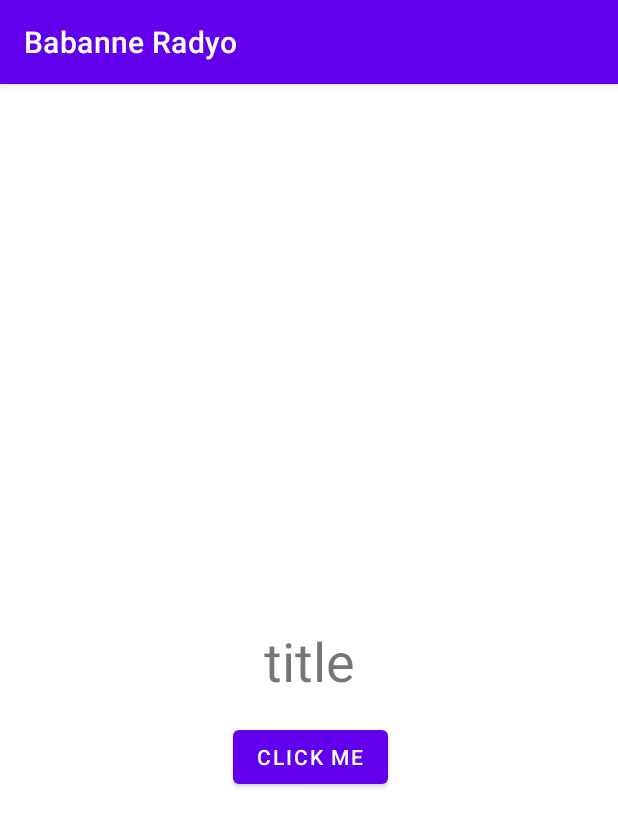
After one commit to J4CKHunter/RadioApp, an Android app: the LockscreenActivity screen opened directly, with no data from a screen before it, on a phone screen of 412 x 824 dp. The commit adds this screen. Shown: the top 827 px of the screen. Run offline under Robolectric (Android 15) with nearby library versions, the phone set to English and light mode, and no system bars.

Commit message:
made adminReceiver related changes add activity_lockscreen.xml added "start app -> send notifications -> close screen" functionality added "open closed screen -> click permanent notification Power button -> send FullscreenNotification" functionality

```diff
--- a/app/build.gradle
+++ b/app/build.gradle
@@ -6,13 +6,13 @@ plugins {
 
 android {
     namespace 'com.ayd.radioapp'
-    compileSdk 32
+    compileSdk 33
 
     defaultConfig {
         applicationId "com.ayd.radioapp"
         minSdk 22
         //noinspection ExpiredTargetSdkVersion
-        targetSdk 32
+        targetSdk 22
         versionCode 1
         versionName "1.0"
 
@@ -49,6 +49,7 @@ dependencies {
     implementation platform('com.google.firebase:firebase-bom:31.0.2')
     implementation 'com.google.firebase:firebase-database:20.1.0'
     implementation 'androidx.remotecallback:remotecallback:1.0.0-alpha02'
+    implementation 'androidx.core:core-ktx:+'
     testImplementation 'junit:junit:4.13.2'
     androidTestImplementation 'androidx.test.ext:junit:1.1.5'
     androidTestImplementation 'androidx.test.espresso:espresso-core:3.5.1'
--- /dev/null
+++ b/app/src/main/java/com/ayd/radioapp/view/LockscreenActivity.kt
@@ -0,0 +1,33 @@
+package com.ayd.radioapp.view
+
+import android.os.Build
+import android.os.Bundle
+import android.view.WindowManager
+import androidx.appcompat.app.AppCompatActivity
+import com.ayd.radioapp.databinding.ActivityLockscreenBinding
+
+class LockscreenActivity : AppCompatActivity() {
+
+    private lateinit var binding: ActivityLockscreenBinding
+
+    override fun onCreate(savedInstanceState: Bundle?) {
+        super.onCreate(savedInstanceState)
+        showOnLockScreenAndTurnScreenOn()
+
+        binding = ActivityLockscreenBinding.inflate(layoutInflater)
+        setContentView(binding.root)
+    }
+
+    private fun showOnLockScreenAndTurnScreenOn() {
+        if (Build.VERSION.SDK_INT >= Build.VERSION_CODES.O_MR1) {
+            setShowWhenLocked(true)
+            setTurnScreenOn(true)
+        } else {
+            window.addFlags(
+                WindowManager.LayoutParams.FLAG_SHOW_WHEN_LOCKED
+                        or WindowManager.LayoutParams.FLAG_TURN_SCREEN_ON
+            )
+        }
+    }
+
+}
--- a/app/src/main/java/com/ayd/radioapp/viewmodel/MainViewModel.kt
+++ b/app/src/main/java/com/ayd/radioapp/viewmodel/MainViewModel.kt
@@ -3,12 +3,9 @@ package com.ayd.radioapp.viewmodel
 import android.app.Application
 import android.content.Context
 import android.media.AudioManager
-import android.os.Parcelable
-import android.widget.Toast
 import androidx.lifecycle.AndroidViewModel
 import androidx.lifecycle.MutableLiveData
 import androidx.lifecycle.viewModelScope
-import androidx.lifecycle.viewmodel.viewModelFactory
 import com.ayd.radioapp.model.Radio
 import com.google.android.exoplayer2.ExoPlayerFactory
 import com.google.android.exoplayer2.MediaItem
@@ -130,4 +127,5 @@ class MainViewModel(application: Application) : AndroidViewModel(application){
     fun releasePlayer() {
         player.release()
     }
+
 }
--- /dev/null
+++ b/app/src/main/res/layout/activity_lockscreen.xml
@@ -0,0 +1,29 @@
+<?xml version="1.0" encoding="utf-8"?>
+<androidx.constraintlayout.widget.ConstraintLayout xmlns:android="http://schemas.android.com/apk/res/android"
+    xmlns:app="http://schemas.android.com/apk/res-auto"
+    xmlns:tools="http://schemas.android.com/tools"
+    android:layout_width="match_parent"
+    android:layout_height="match_parent">
+
+    <TextView
+        android:id="@+id/textView"
+        android:layout_width="wrap_content"
+        android:layout_height="wrap_content"
+        android:text="title"
+        android:textSize="36sp"
+        app:layout_constraintBottom_toBottomOf="parent"
+        app:layout_constraintEnd_toEndOf="parent"
+        app:layout_constraintStart_toStartOf="parent"
+        app:layout_constraintTop_toTopOf="parent" />
+
+    <Button
+        android:id="@+id/button"
+        android:layout_width="wrap_content"
+        android:layout_height="wrap_content"
+        android:layout_marginTop="16dp"
+        android:text="click me"
+        app:layout_constraintEnd_toEndOf="@+id/textView"
+        app:layout_constraintHorizontal_bias="0.49"
+        app:layout_constraintStart_toStartOf="@+id/textView"
+        app:layout_constraintTop_toBottomOf="@+id/textView" />
+</androidx.constraintlayout.widget.ConstraintLayout>
--- a/app/src/main/res/values/strings.xml
+++ b/app/src/main/res/values/strings.xml
@@ -1,3 +1,5 @@
 <resources>
     <string name="app_name">Babanne Radyo</string>
+    <string name="device_admin">Device Admin</string>
+    <string name="device_admin_description">Device Admin Description</string>
 </resources>
--- /dev/null
+++ b/app/src/main/res/xml/device_admin_sample.xml
@@ -0,0 +1,6 @@
+<?xml version="1.0" encoding="utf-8"?>
+<device-admin xmlns:android="http://schemas.android.com/apk/res/android">
+    <uses-policies>
+        <force-lock />
+    </uses-policies>
+</device-admin>
```
Also changed, not shown: app/src/main/AndroidManifest.xml (+30 -0 lines), app/src/main/java/com/ayd/radioapp/NotificationReceiver.kt (deleted, +0 -63 lines), app/src/main/java/com/ayd/radioapp/receiver/AdminReceiver.kt (added, +19 -0 lines), app/src/main/java/com/ayd/radioapp/receiver/NotificationListenerService.kt (added, +45 -0 lines), app/src/main/java/com/ayd/radioapp/receiver/NotificationReceiver.kt (added, +97 -0 lines), app/src/main/java/com/ayd/radioapp/view/MainActivity.kt (+97 -11 lines), app/src/main/res/drawable/notifications_active_black_24.xml (added, +9 -0 lines), build.gradle (+7 -0 lines).
